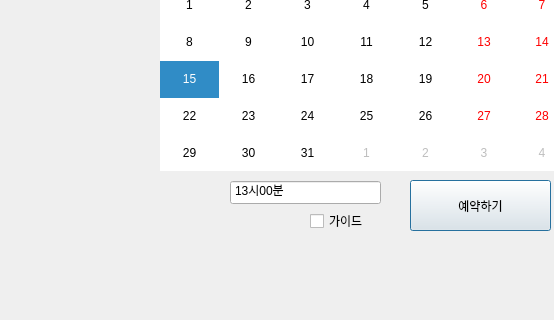
Qt form VIPclient/reservation.ui (IOT-summer-festival/summer-festival) before a commit; both pictures show x 0 to 554 and y 180 to 500 of the 750 by 500 pixel window.
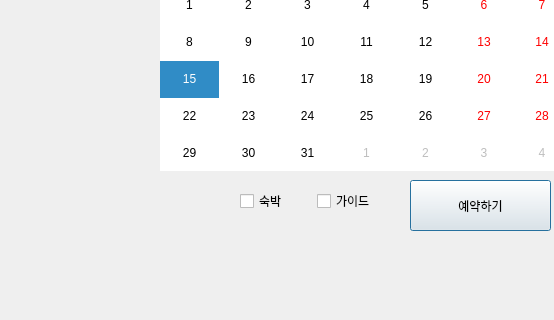
The same form after that commit.

What changed in the file:
```diff
--- a/VIPclient/reservation.ui
+++ b/VIPclient/reservation.ui
@@ -50,58 +50,6 @@
     <bool>true</bool>
    </property>
   </widget>
-  <widget class="QTimeEdit" name="time">
-   <property name="geometry">
-    <rect>
-     <x>230</x>
-     <y>360</y>
-     <width>151</width>
-     <height>25</height>
-    </rect>
-   </property>
-   <property name="styleSheet">
-    <string notr="true"/>
-   </property>
-   <property name="buttonSymbols">
-    <enum>QAbstractSpinBox::NoButtons</enum>
-   </property>
-   <property name="dateTime">
-    <datetime>
-     <hour>13</hour>
-     <minute>0</minute>
-     <second>0</second>
-     <year>2022</year>
-     <month>6</month>
-     <day>26</day>
-    </datetime>
-   </property>
-   <property name="maximumDateTime">
-    <datetime>
-     <hour>23</hour>
-     <minute>59</minute>
-     <second>59</second>
-     <year>2022</year>
-     <month>6</month>
-     <day>26</day>
-    </datetime>
-   </property>
-   <property name="minimumTime">
-    <time>
-     <hour>0</hour>
-     <minute>0</minute>
-     <second>0</second>
-    </time>
-   </property>
-   <property name="displayFormat">
-    <string>hh시mm분</string>
-   </property>
-   <property name="calendarPopup">
-    <bool>false</bool>
-   </property>
-   <property name="timeSpec">
-    <enum>Qt::LocalTime</enum>
-   </property>
-  </widget>
   <widget class="QPushButton" name="pushButton">
    <property name="geometry">
     <rect>
@@ -118,9 +66,9 @@
   <widget class="QCheckBox" name="checkBox">
    <property name="geometry">
     <rect>
-     <x>310</x>
-     <y>390</y>
-     <width>78</width>
+     <x>317</x>
+     <y>370</y>
+     <width>81</width>
      <height>22</height>
     </rect>
    </property>
@@ -128,6 +76,19 @@
     <string>가이드</string>
    </property>
   </widget>
+  <widget class="QCheckBox" name="sleep">
+   <property name="geometry">
+    <rect>
+     <x>240</x>
+     <y>370</y>
+     <width>78</width>
+     <height>22</height>
+    </rect>
+   </property>
+   <property name="text">
+    <string>숙박</string>
+   </property>
+  </widget>
  </widget>
  <resources/>
  <connections/>
```
Left out of the diff: 2 changed lines with no effect on the pictures.
